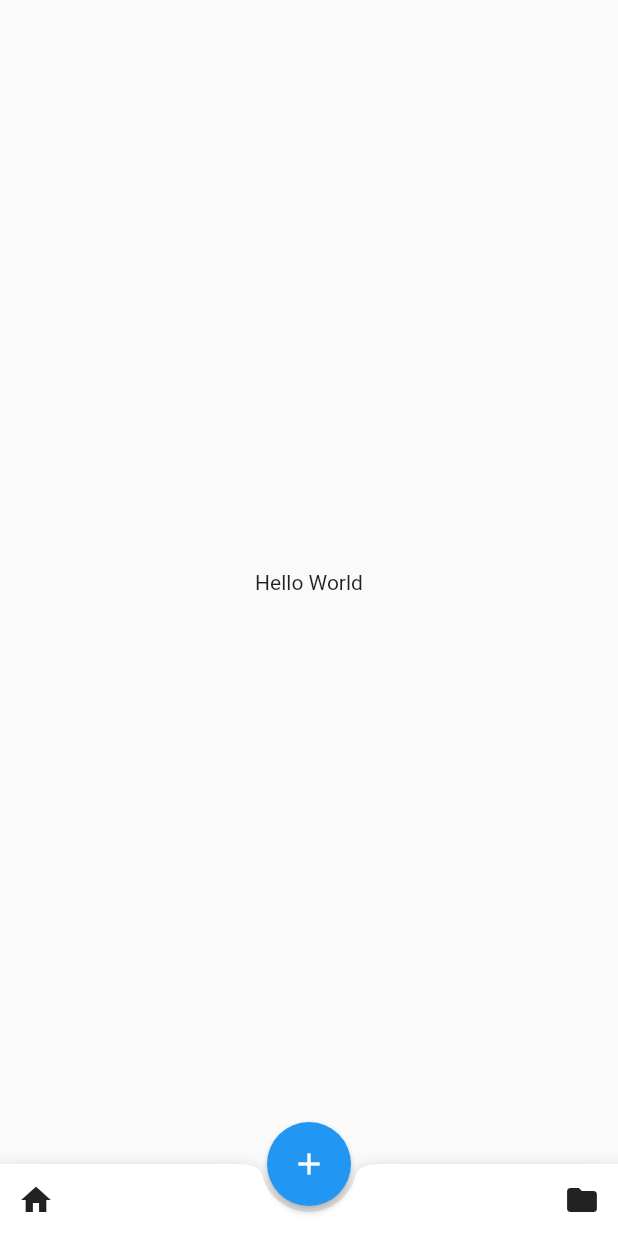
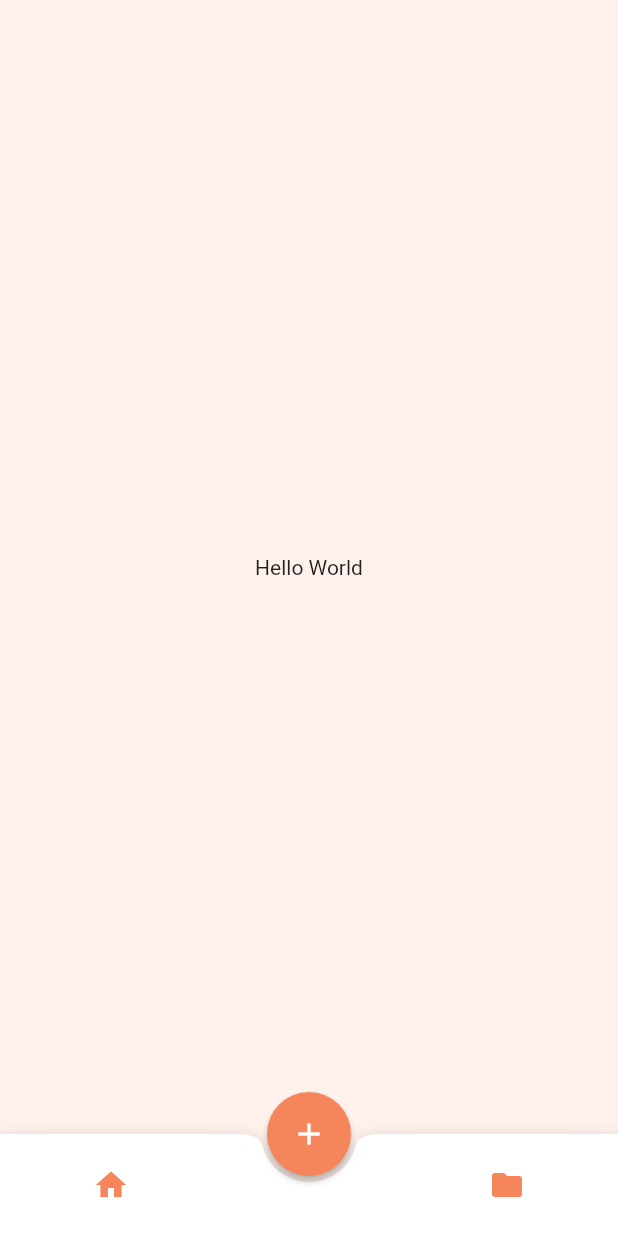
Before and after one commit to sarangnx/label_printer, a Flutter app: the screen it shows after launch, on a phone screen of 412 x 824 dp. Run offline on Flutter 3.47's test engine with Material 2 defaults, Android fonts, the phone set to English and light mode, and no system bars.

Commit message:
🌟 feat: added background color and color to icons

```diff
--- a/lib/main.dart
+++ b/lib/main.dart
@@ -31,9 +31,13 @@ class _MyHomePageState extends State<MyHomePage> {
   @override
   Widget build(BuildContext context) {
     return Scaffold(
-      body: Center(
+      backgroundColor: Color(0xFFFFF2ED),
+      body: SafeArea(
+        top: true,
+        child: Center(
           child: Text(
             'Hello World',
+          ),
         ),
       ),
       floatingActionButtonLocation: FloatingActionButtonLocation.centerDocked,
@@ -41,15 +45,25 @@ class _MyHomePageState extends State<MyHomePage> {
         onPressed: () {},
         child: Icon(Icons.add),
         elevation: 2.0,
+        backgroundColor: Color(0xFFF5855A),
       ),
       bottomNavigationBar: BottomAppBar(
+        child: Padding(
+          padding: EdgeInsets.symmetric(horizontal: 50, vertical: 10),
           child: Row(
             mainAxisSize: MainAxisSize.max,
             mainAxisAlignment: MainAxisAlignment.spaceBetween,
             children: [
-            IconButton(icon: Icon(Icons.home), onPressed: () {}),
-            IconButton(icon: Icon(Icons.folder), onPressed: () {})
+              IconButton(
+                  icon: Icon(Icons.home),
+                  color: Color(0xFFF5855A),
+                  onPressed: () {}),
+              IconButton(
+                  icon: Icon(Icons.folder),
+                  color: Color(0xFFF5855A),
+                  onPressed: () {})
             ],
+          ),
         ),
         shape: CircularNotchedRectangle(),
       ),
```
Lines whose indentation alone changed are shown as unchanged.
